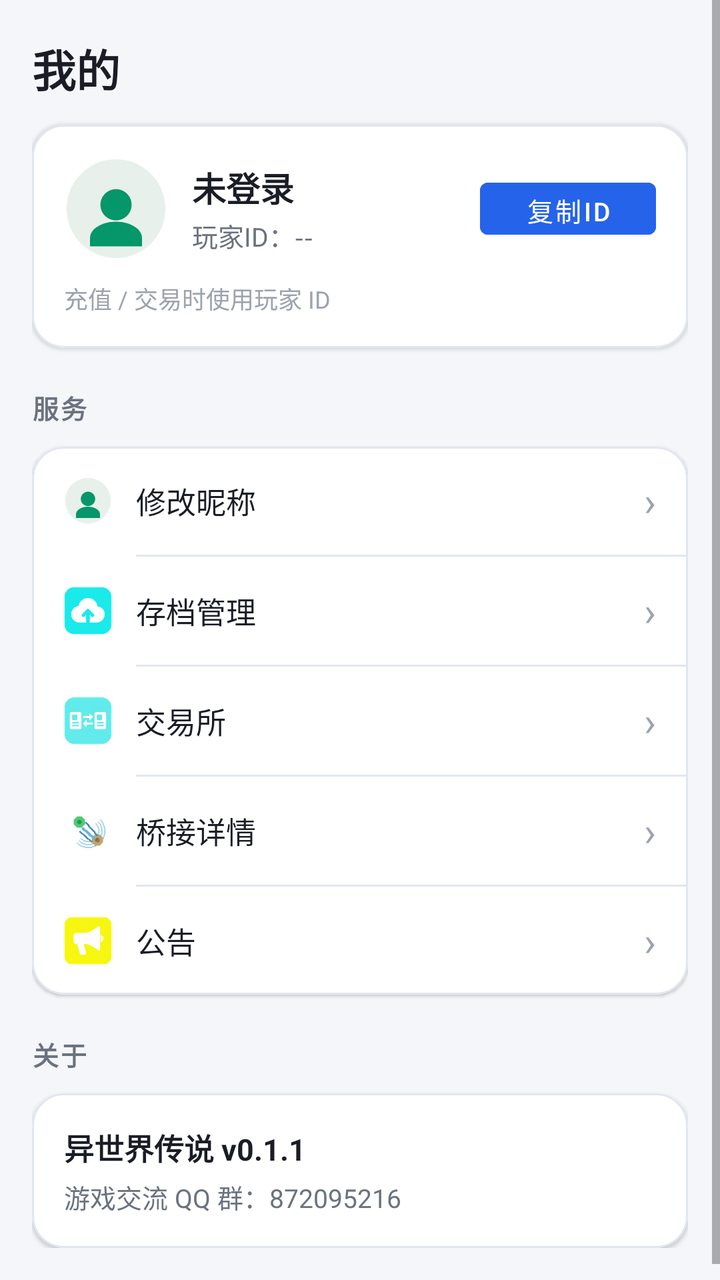
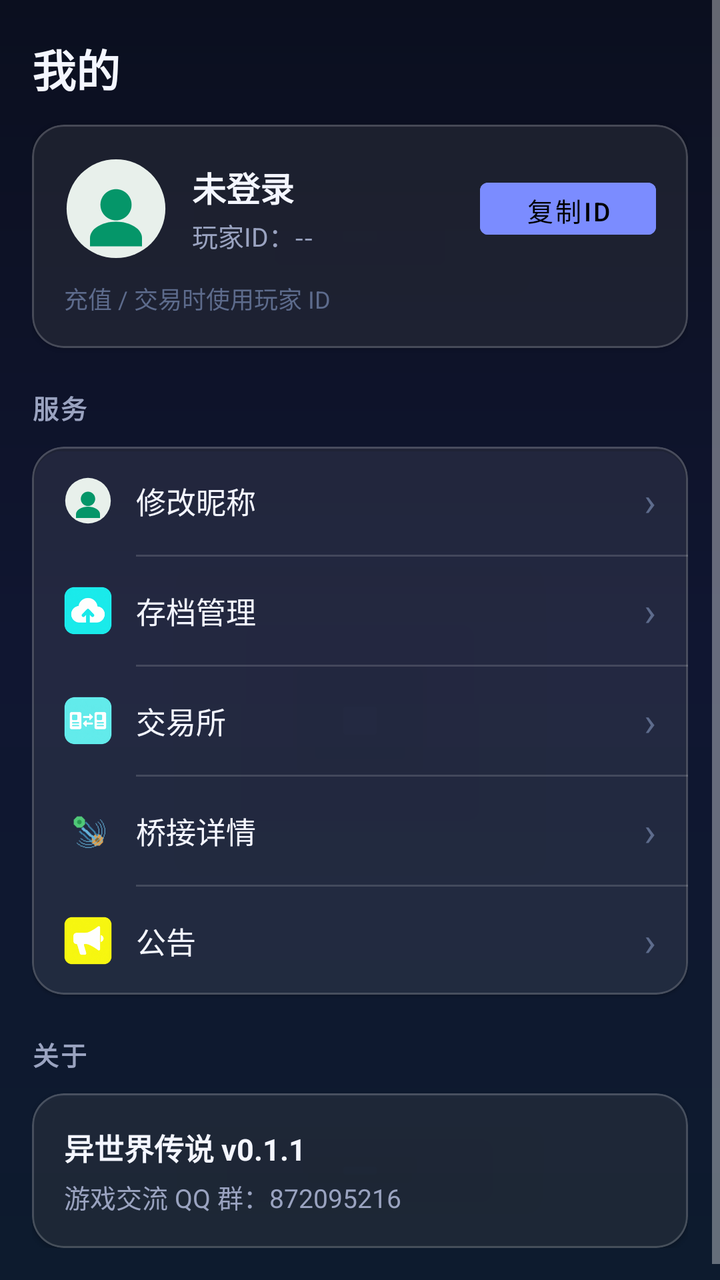

Before-and-after screenshots of an Android layout around one commit, followed by the original layout XML and the change that was made.
<!-- AndroidManifest.xml: application theme Theme.Yishijie -->
<!-- res/layout/fragment_profile.xml -->
<?xml version="1.0" encoding="utf-8"?>
<ScrollView xmlns:android="http://schemas.android.com/apk/res/android"
    xmlns:app="http://schemas.android.com/apk/res-auto"
    android:layout_width="match_parent"
    android:layout_height="match_parent"
    android:background="@color/background"
    android:fillViewport="true">

    <LinearLayout
        android:layout_width="match_parent"
        android:layout_height="wrap_content"
        android:orientation="vertical"
        android:paddingStart="16dp"
        android:paddingEnd="16dp"
        android:paddingBottom="24dp">

        <TextView
            android:layout_width="wrap_content"
            android:layout_height="wrap_content"
            android:text="我的"
            android:textSize="22sp"
            android:textColor="@color/text_primary"
            android:textStyle="bold"
            android:paddingTop="18dp"
            android:paddingBottom="12dp" />

        
        <com.google.android.material.card.MaterialCardView
            android:layout_width="match_parent"
            android:layout_height="wrap_content"
            app:cardBackgroundColor="@color/background_card"
            app:cardCornerRadius="16dp"
            app:cardElevation="1dp"
            app:strokeColor="@color/surface_border"
            app:strokeWidth="1dp">

            <LinearLayout
                android:layout_width="match_parent"
                android:layout_height="wrap_content"
                android:orientation="vertical"
                android:padding="16dp">

                <LinearLayout
                    android:layout_width="match_parent"
                    android:layout_height="wrap_content"
                    android:orientation="horizontal"
                    android:gravity="center_vertical">

                    <ImageView
                        android:layout_width="52dp"
                        android:layout_height="52dp"
                        android:src="@drawable/ic_avatar_default"
                        android:contentDescription="头像" />

                    <LinearLayout
                        android:layout_width="0dp"
                        android:layout_height="wrap_content"
                        android:layout_weight="1"
                        android:orientation="vertical"
                        android:layout_marginStart="12dp">

                        <TextView
                            android:id="@+id/tvProfileName"
                            android:layout_width="wrap_content"
                            android:layout_height="wrap_content"
                            android:text="未登录"
                            android:textSize="17sp"
                            android:textColor="@color/text_primary"
                            android:textStyle="bold" />

                        <TextView
                            android:id="@+id/tvProfileId"
                            android:layout_width="wrap_content"
                            android:layout_height="wrap_content"
                            android:text="玩家ID：--"
                            android:textSize="13sp"
                            android:textColor="@color/text_secondary"
                            android:layout_marginTop="2dp" />
                    </LinearLayout>

                    <Button
                        android:id="@+id/btnCopyId"
                        android:layout_width="wrap_content"
                        android:layout_height="38dp"
                        android:text="复制ID"
                        android:textSize="13sp"
                        android:backgroundTint="@color/primary"
                        android:paddingStart="14dp"
                        android:paddingEnd="14dp" />
                </LinearLayout>

                <TextView
                    android:id="@+id/tvProfileTip"
                    android:layout_width="wrap_content"
                    android:layout_height="wrap_content"
                    android:text="充值 / 交易时使用玩家 ID"
                    android:textSize="12sp"
                    android:textColor="@color/text_hint"
                    android:layout_marginTop="10dp" />
            </LinearLayout>
        </com.google.android.material.card.MaterialCardView>

        
        <TextView
            android:layout_width="wrap_content"
            android:layout_height="wrap_content"
            android:text="服务"
            android:textSize="13sp"
            android:textColor="@color/text_secondary"
            android:textStyle="bold"
            android:letterSpacing="0.06"
            android:layout_marginTop="20dp"
            android:layout_marginBottom="10dp" />

        <com.google.android.material.card.MaterialCardView
            android:layout_width="match_parent"
            android:layout_height="wrap_content"
            app:cardBackgroundColor="@color/background_card"
            app:cardCornerRadius="16dp"
            app:cardElevation="1dp"
            app:strokeColor="@color/surface_border"
            app:strokeWidth="1dp">

            <LinearLayout
                android:layout_width="match_parent"
                android:layout_height="wrap_content"
                android:orientation="vertical">

                <LinearLayout
                    android:id="@+id/rowRename"
                    android:layout_width="match_parent"
                    android:layout_height="54dp"
                    android:orientation="horizontal"
                    android:gravity="center_vertical"
                    android:paddingStart="16dp"
                    android:paddingEnd="16dp"
                    android:clickable="true"
                    android:focusable="true">
                    <ImageView android:layout_width="24dp" android:layout_height="24dp" android:src="@drawable/ic_avatar_default" android:contentDescription="改名" />
                    <TextView android:layout_width="0dp" android:layout_height="wrap_content" android:layout_weight="1" android:text="修改昵称" android:textSize="15sp" android:textColor="@color/text_primary" android:layout_marginStart="12dp" />
                    <TextView android:layout_width="wrap_content" android:layout_height="wrap_content" android:text="›" android:textSize="20sp" android:textColor="@color/text_hint" />
                </LinearLayout>

                <View android:layout_width="match_parent" android:layout_height="1dp" android:background="@color/surface_border" android:layout_marginStart="52dp" />

                <LinearLayout
                    android:id="@+id/rowSave"
                    android:layout_width="match_parent"
                    android:layout_height="54dp"
                    android:orientation="horizontal"
                    android:gravity="center_vertical"
                    android:paddingStart="16dp"
                    android:paddingEnd="16dp"
                    android:clickable="true"
                    android:focusable="true">
                    <ImageView android:layout_width="24dp" android:layout_height="24dp" android:src="@drawable/upgrade" android:contentDescription="存档" />
                    <TextView android:layout_width="0dp" android:layout_height="wrap_content" android:layout_weight="1" android:text="存档管理" android:textSize="15sp" android:textColor="@color/text_primary" android:layout_marginStart="12dp" />
                    <TextView android:layout_width="wrap_content" android:layout_height="wrap_content" android:text="›" android:textSize="20sp" android:textColor="@color/text_hint" />
                </LinearLayout>

                <View android:layout_width="match_parent" android:layout_height="1dp" android:background="@color/surface_border" android:layout_marginStart="52dp" />

                <LinearLayout
                    android:id="@+id/rowExchange"
                    android:layout_width="match_parent"
                    android:layout_height="54dp"
                    android:orientation="horizontal"
                    android:gravity="center_vertical"
                    android:paddingStart="16dp"
                    android:paddingEnd="16dp"
                    android:clickable="true"
                    android:focusable="true">
                    <ImageView android:layout_width="24dp" android:layout_height="24dp" android:src="@drawable/shop" android:contentDescription="交易所" />
                    <TextView android:layout_width="0dp" android:layout_height="wrap_content" android:layout_weight="1" android:text="交易所" android:textSize="15sp" android:textColor="@color/text_primary" android:layout_marginStart="12dp" />
                    <TextView android:layout_width="wrap_content" android:layout_height="wrap_content" android:text="›" android:textSize="20sp" android:textColor="@color/text_hint" />
                </LinearLayout>

                <View android:layout_width="match_parent" android:layout_height="1dp" android:background="@color/surface_border" android:layout_marginStart="52dp" />

                <LinearLayout
                    android:id="@+id/rowBridge"
                    android:layout_width="match_parent"
                    android:layout_height="54dp"
                    android:orientation="horizontal"
                    android:gravity="center_vertical"
                    android:paddingStart="16dp"
                    android:paddingEnd="16dp"
                    android:clickable="true"
                    android:focusable="true">
                    <ImageView android:layout_width="24dp" android:layout_height="24dp" android:src="@drawable/connection" android:contentDescription="桥接" />
                    <TextView android:layout_width="0dp" android:layout_height="wrap_content" android:layout_weight="1" android:text="桥接详情" android:textSize="15sp" android:textColor="@color/text_primary" android:layout_marginStart="12dp" />
                    <TextView android:layout_width="wrap_content" android:layout_height="wrap_content" android:text="›" android:textSize="20sp" android:textColor="@color/text_hint" />
                </LinearLayout>

                <View android:layout_width="match_parent" android:layout_height="1dp" android:background="@color/surface_border" android:layout_marginStart="52dp" />

                <LinearLayout
                    android:id="@+id/rowAnnouncement"
                    android:layout_width="match_parent"
                    android:layout_height="54dp"
                    android:orientation="horizontal"
                    android:gravity="center_vertical"
                    android:paddingStart="16dp"
                    android:paddingEnd="16dp"
                    android:clickable="true"
                    android:focusable="true">
                    <ImageView android:layout_width="24dp" android:layout_height="24dp" android:src="@drawable/mail" android:contentDescription="公告" />
                    <TextView android:layout_width="0dp" android:layout_height="wrap_content" android:layout_weight="1" android:text="公告" android:textSize="15sp" android:textColor="@color/text_primary" android:layout_marginStart="12dp" />
                    <TextView android:layout_width="wrap_content" android:layout_height="wrap_content" android:text="›" android:textSize="20sp" android:textColor="@color/text_hint" />
                </LinearLayout>
            </LinearLayout>
        </com.google.android.material.card.MaterialCardView>

        
        <TextView
            android:layout_width="wrap_content"
            android:layout_height="wrap_content"
            android:text="关于"
            android:textSize="13sp"
            android:textColor="@color/text_secondary"
            android:textStyle="bold"
            android:letterSpacing="0.06"
            android:layout_marginTop="20dp"
            android:layout_marginBottom="10dp" />

        <com.google.android.material.card.MaterialCardView
            android:layout_width="match_parent"
            android:layout_height="wrap_content"
            app:cardBackgroundColor="@color/background_card"
            app:cardCornerRadius="16dp"
            app:cardElevation="1dp"
            app:strokeColor="@color/surface_border"
            app:strokeWidth="1dp">

            <LinearLayout
                android:layout_width="match_parent"
                android:layout_height="wrap_content"
                android:orientation="vertical"
                android:padding="16dp">

                <TextView
                    android:layout_width="wrap_content"
                    android:layout_height="wrap_content"
                    android:text="异世界传说 v0.1.1"
                    android:textSize="15sp"
                    android:textColor="@color/text_primary"
                    android:textStyle="bold" />

                <TextView
                    android:layout_width="wrap_content"
                    android:layout_height="wrap_content"
                    android:text="游戏交流 QQ 群：872095216"
                    android:textSize="13sp"
                    android:textColor="@color/text_secondary"
                    android:layout_marginTop="4dp" />
            </LinearLayout>
        </com.google.android.material.card.MaterialCardView>
    </LinearLayout>
</ScrollView>
<!-- resources referenced by this layout -->
<resources>
  <color name="background">#F5F6FA</color>
  <color name="background_card">#FFFFFF</color>
  <color name="primary">#2563EB</color>
  <color name="surface_border">#E2E6EF</color>
  <color name="text_hint">#9CA3AF</color>
  <color name="text_primary">#1A1D26</color>
  <color name="text_secondary">#6B7280</color>
  <!-- drawable connection: png bitmap (drawable, 800 bytes) -->
  <!-- drawable ic_avatar_default (drawable) -->
  <?xml version="1.0" encoding="utf-8"?>
  <vector xmlns:android="http://schemas.android.com/apk/res/android"
      android:width="80dp"
      android:height="80dp"
      android:viewportWidth="80"
      android:viewportHeight="80">
      
      <path
          android:fillColor="#E8F0EB"
          android:pathData="M40,40m-38,0a38,38 0,1 1,76 0a38,38 0,1 1,-76 0" />
      
      <path
          android:fillColor="#059669"
          android:pathData="M40,25c-6.6,0 -12,5.4 -12,12s5.4,12 12,12s12,-5.4 12,-12s-5.4,-12 -12,-12z" />
      
      <path
          android:fillColor="#059669"
          android:pathData="M40,50c-11,0 -20,5.7 -20,12.5v6.5h40v-6.5c0,-6.8 -9,-12.5 -20,-12.5z" />
  </vector>
  <!-- drawable mail: png bitmap (drawable, 11678 bytes) -->
  <!-- drawable shop: png bitmap (drawable, 12577 bytes) -->
  <!-- drawable upgrade: png bitmap (drawable, 12584 bytes) -->
  <style name="Theme.Yishijie" parent="Theme.MaterialComponents.Light.NoActionBar">
          <item name="colorPrimary">@color/primary</item>
          <item name="colorPrimaryDark">@color/primary_dark</item>
          <item name="colorAccent">@color/accent</item>
          <item name="android:windowBackground">@color/background</item>
          <item name="android:statusBarColor">@color/background</item>
          <item name="android:navigationBarColor">@color/background</item>
          <item name="android:windowLightStatusBar">true</item>
          <item name="android:windowLightNavigationBar">true</item>
      </style>
  <color name="primary_dark">#1D4ED8</color>
  <color name="accent">#4F46E5</color>
</resources>

<!-- the commit's change to res/layout/fragment_profile.xml (unified diff, before → after) -->
@@ -3,7 +3,7 @@
     xmlns:app="http://schemas.android.com/apk/res-auto"
     android:layout_width="match_parent"
     android:layout_height="match_parent"
-    android:background="@color/background"
+    android:background="@drawable/bg_app"
     android:fillViewport="true">
 
     <LinearLayout
@@ -28,10 +28,10 @@
         <com.google.android.material.card.MaterialCardView
             android:layout_width="match_parent"
             android:layout_height="wrap_content"
-            app:cardBackgroundColor="@color/background_card"
+            app:cardBackgroundColor="@color/glass_card"
             app:cardCornerRadius="16dp"
             app:cardElevation="1dp"
-            app:strokeColor="@color/surface_border"
+            app:strokeColor="@color/glass_border"
             app:strokeWidth="1dp">
 
             <LinearLayout
@@ -115,10 +115,10 @@
         <com.google.android.material.card.MaterialCardView
             android:layout_width="match_parent"
             android:layout_height="wrap_content"
-            app:cardBackgroundColor="@color/background_card"
+            app:cardBackgroundColor="@color/glass_card"
             app:cardCornerRadius="16dp"
             app:cardElevation="1dp"
-            app:strokeColor="@color/surface_border"
+            app:strokeColor="@color/glass_border"
             app:strokeWidth="1dp">
 
             <LinearLayout
@@ -226,10 +226,10 @@
         <com.google.android.material.card.MaterialCardView
             android:layout_width="match_parent"
             android:layout_height="wrap_content"
-            app:cardBackgroundColor="@color/background_card"
+            app:cardBackgroundColor="@color/glass_card"
             app:cardCornerRadius="16dp"
             app:cardElevation="1dp"
-            app:strokeColor="@color/surface_border"
+            app:strokeColor="@color/glass_border"
             app:strokeWidth="1dp">
 
             <LinearLayout
<!-- resource entries referenced after the edit -->
@@ -1,12 +1,22 @@
 <!-- resources referenced by this layout -->
 <resources>
-  <color name="background">#F5F6FA</color>
-  <color name="background_card">#FFFFFF</color>
-  <color name="primary">#2563EB</color>
-  <color name="surface_border">#E2E6EF</color>
-  <color name="text_hint">#9CA3AF</color>
-  <color name="text_primary">#1A1D26</color>
-  <color name="text_secondary">#6B7280</color>
+  <color name="glass_border">#2EFFFFFF</color>
+  <color name="glass_card">#14FFFFFF</color>
+  <color name="background">#0B0F1F</color>
+  <color name="primary">#7B8CFF</color>
+  <color name="surface_border">#26FFFFFF</color>
+  <color name="text_hint">#5D6B8C</color>
+  <color name="text_primary">#F4F6FF</color>
+  <color name="text_secondary">#9AA3C0</color>
+  <!-- drawable bg_app (drawable) -->
+  <?xml version="1.0" encoding="utf-8"?>
+  <shape xmlns:android="http://schemas.android.com/apk/res/android" android:shape="rectangle">
+      <gradient
+          android:startColor="#0B0F1F"
+          android:centerColor="#101631"
+          android:endColor="#0D1B2E"
+          android:angle="270" />
+  </shape>
   <!-- drawable connection: png bitmap (drawable, 800 bytes) -->
   <!-- drawable ic_avatar_default (drawable) -->
   <?xml version="1.0" encoding="utf-8"?>
@@ -31,17 +41,17 @@
   <!-- drawable mail: png bitmap (drawable, 11678 bytes) -->
   <!-- drawable shop: png bitmap (drawable, 12577 bytes) -->
   <!-- drawable upgrade: png bitmap (drawable, 12584 bytes) -->
-  <style name="Theme.Yishijie" parent="Theme.MaterialComponents.Light.NoActionBar">
+  <style name="Theme.Yishijie" parent="Theme.MaterialComponents.NoActionBar">
           <item name="colorPrimary">@color/primary</item>
           <item name="colorPrimaryDark">@color/primary_dark</item>
           <item name="colorAccent">@color/accent</item>
           <item name="android:windowBackground">@color/background</item>
           <item name="android:statusBarColor">@color/background</item>
           <item name="android:navigationBarColor">@color/background</item>
-          <item name="android:windowLightStatusBar">true</item>
-          <item name="android:windowLightNavigationBar">true</item>
+          <item name="android:windowLightStatusBar">false</item>
+          <item name="android:windowLightNavigationBar">false</item>
       </style>
-  <color name="primary_dark">#1D4ED8</color>
-  <color name="accent">#4F46E5</color>
+  <color name="primary_dark">#5A6BE8</color>
+  <color name="accent">#E8B84A</color>
 </resources>
 
